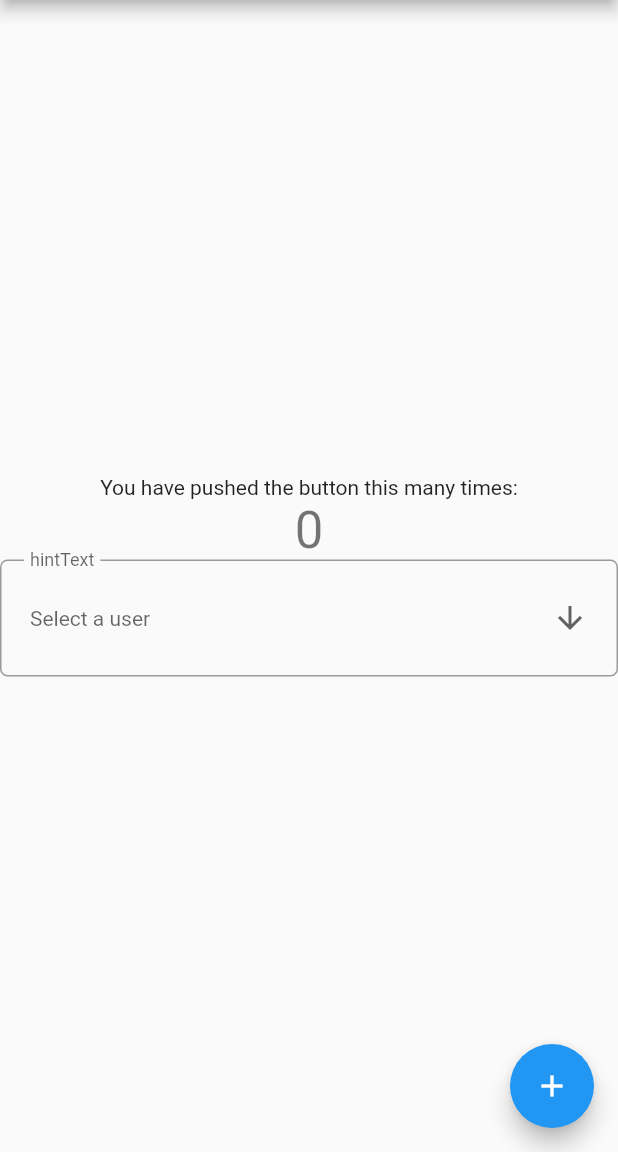
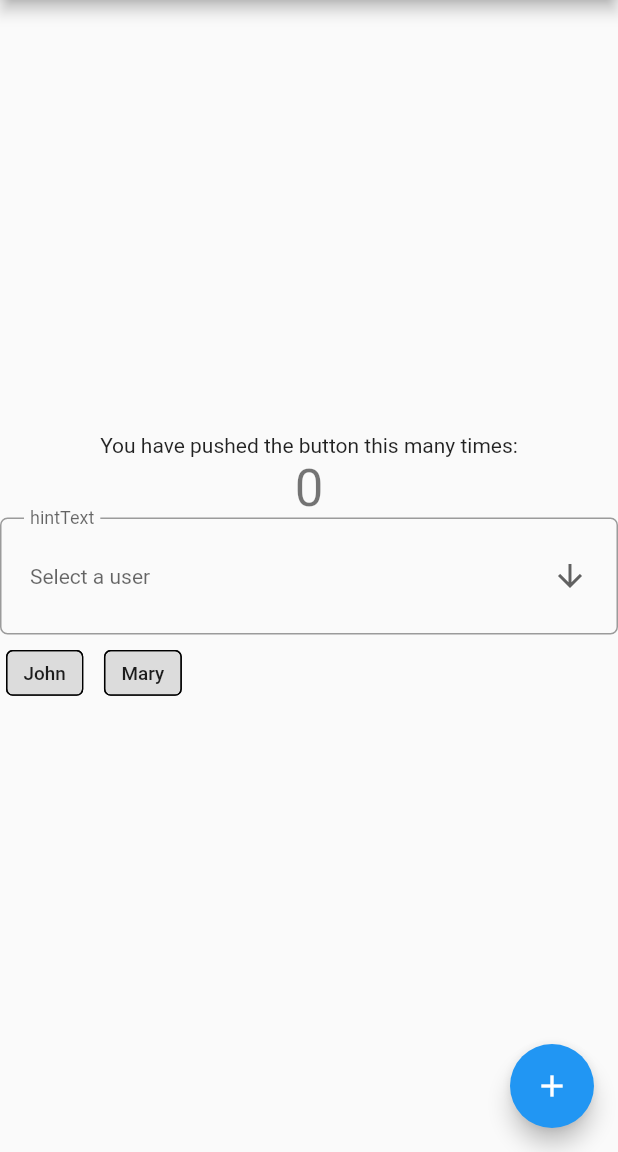
Before and after one commit to mohammedismayil/custom_components_flutter, a Flutter app: the screen it shows after launch, on a phone screen of 412 x 824 dp, the part 84-1236 px from its top. Run offline on Flutter 3.47's test engine with Material 2 defaults, Android fonts, the phone set to English and light mode, and no system bars.

```diff
--- a/example/lib/main.dart
+++ b/example/lib/main.dart
@@ -1,5 +1,6 @@
 import 'package:custom_components_flutter/FilterModel.dart';
 import 'package:custom_components_flutter/custom_dropdown.dart';
+import 'package:custom_components_flutter/Filterchip.dart';
 import 'package:flutter/material.dart';
 
 void main() {
@@ -110,6 +111,15 @@ class _MyHomePageState extends State<MyHomePage> {
                 print(updateselectedItem),
               },
             ),
+            CustomChips(
+              chipList: [
+                CustomsChipsModel("John", "1", false),
+                CustomsChipsModel("Mary", "2", false)
+              ],
+              updatedChips: (List<CustomsChipsModel> updatedChips) {
+                print(updatedChips);
+              },
+            ),
           ],
         ),
       ),
--- /dev/null
+++ b/lib/Filterchip.dart
@@ -0,0 +1,102 @@
+import 'package:flutter/material.dart';
+
+class CustomsChipsModel {
+  CustomsChipsModel(this.name, this.id, this.isSelected);
+  final String name;
+  bool isSelected = false;
+  final String id;
+}
+
+typedef selectedChipsCallBack = void Function(
+    List<CustomsChipsModel> updatedChips);
+
+class CustomChips extends StatefulWidget {
+  CustomChips(
+      {Key? key,
+      this.selectedColor,
+      this.unselectedColor,
+      this.borderColor,
+      required this.updatedChips,
+      required this.chipList})
+      : super(key: key);
+
+  Color? selectedColor = const Color(0xffcbc3e3);
+  Color? unselectedColor = Colors.grey;
+
+  Color? borderColor = const Color(0xffcbc3e3);
+  selectedChipsCallBack updatedChips;
+  List<CustomsChipsModel> chipList;
+
+  @override
+  State createState() => CustomChipsState();
+}
+
+class CustomChipsState extends State<CustomChips> {
+  updateList(CustomsChipsModel actor) {
+    // actor.isSelected =
+    //     actor.isSelected ? actor.isSelected : !actor.isSelected,
+    if (actor.isSelected) {
+      // for (int i = 0; i < widget.chipList.length; i++)
+      //   widget.chipList[i].isSelected =
+      //       !widget.chipList[i].isSelected
+    } else {
+      int index = widget.chipList.indexWhere((element) => element.isSelected);
+
+      if (index > -1) {
+        widget.chipList[index].isSelected = false;
+      }
+    }
+
+    actor.isSelected = !actor.isSelected;
+
+    // {widget.chipList.map((e) => actor.isSelected = !e.isSelected)},
+
+    widget.updatedChips(widget.chipList);
+    setState(() {});
+  }
+
+  Iterable<Widget> get actorWidgets {
+    return widget.chipList.map((CustomsChipsModel actor) {
+      return Padding(
+          padding: const EdgeInsets.all(4.0),
+          child: InkWell(
+            onTap: () => {
+              print(actor.name),
+              updateList(actor),
+            },
+            child: Transform(
+              transform: new Matrix4.identity()..scale(0.9),
+              child: Chip(
+                backgroundColor: actor.isSelected
+                    ? widget.selectedColor
+                    : widget.unselectedColor,
+                shape: RoundedRectangleBorder(
+                    borderRadius: BorderRadius.circular(5),
+                    side:
+                        BorderSide(color: widget.borderColor ?? Colors.black)),
+                label: Text(
+                  actor.name,
+                  style: TextStyle(fontSize: 14),
+                ),
+              ),
+            ),
+          ));
+    });
+  }
+
+  @override
+  Widget build(BuildContext context) {
+    return Column(
+      mainAxisAlignment: MainAxisAlignment.start,
+      crossAxisAlignment: CrossAxisAlignment.start,
+      children: <Widget>[
+        Align(
+          alignment: Alignment.topLeft,
+          child: Wrap(
+            children: actorWidgets.toList(),
+          ),
+        ),
+      ],
+    );
+  }
+}
```
Also changed, not shown: 1 other file.
